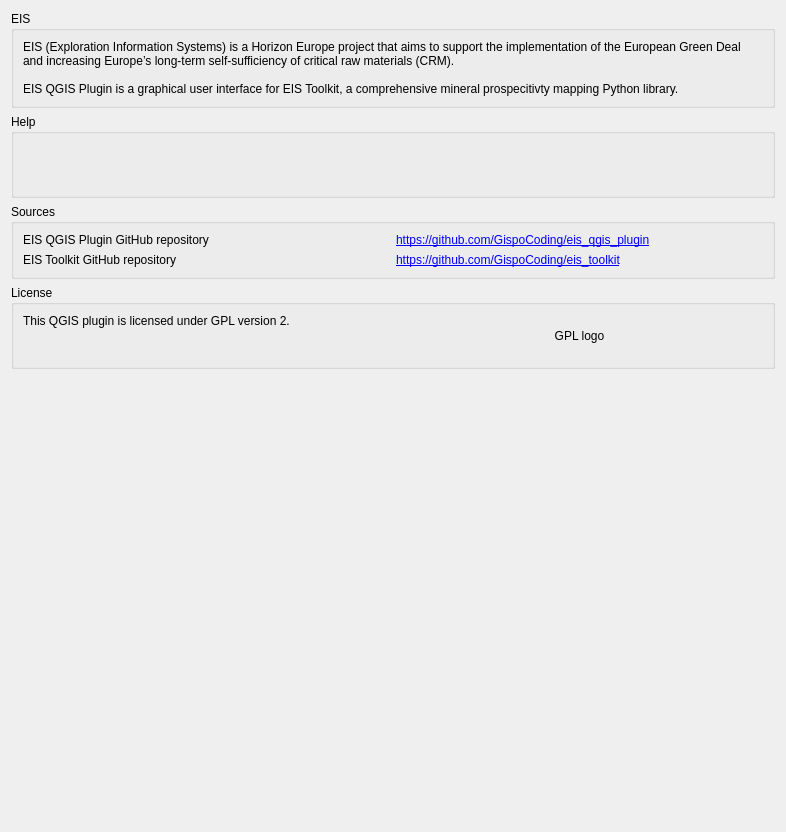
Old version of the form eis_qgis_plugin/resources/ui/wizard_about.ui in the repository GispoCoding/eis_qgis_plugin.
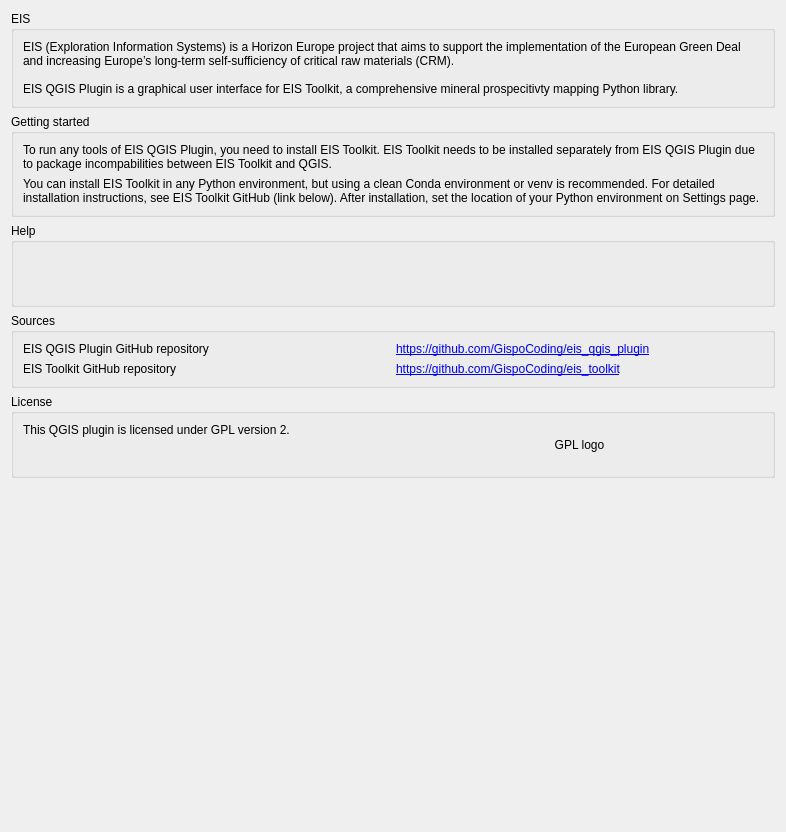
New version of the form.

What changed in the file:
```diff
--- a/eis_qgis_plugin/resources/ui/wizard_about.ui
+++ b/eis_qgis_plugin/resources/ui/wizard_about.ui
@@ -47,6 +47,35 @@
      </layout>
     </widget>
    </item>
+   <item>
+    <widget class="QGroupBox" name="groupBox_5">
+     <property name="title">
+      <string>Getting started</string>
+     </property>
+     <layout class="QVBoxLayout" name="verticalLayout_4">
+      <item>
+       <widget class="QLabel" name="label_5">
+        <property name="text">
+         <string>To run any tools of EIS QGIS Plugin, you need to install EIS Toolkit. EIS Toolkit needs to be installed separately from EIS QGIS Plugin due to package incompabilities between EIS Toolkit and QGIS.</string>
+        </property>
+        <property name="wordWrap">
+         <bool>true</bool>
+        </property>
+       </widget>
+      </item>
+      <item>
+       <widget class="QLabel" name="label_6">
+        <property name="text">
+         <string>You can install EIS Toolkit in any Python environment, but using a clean Conda environment or venv is recommended. For detailed installation instructions, see EIS Toolkit GitHub (link below). After installation, set the location of your Python environment on Settings page.</string>
+        </property>
+        <property name="wordWrap">
+         <bool>true</bool>
+        </property>
+       </widget>
+      </item>
+     </layout>
+    </widget>
+   </item>
    <item>
     <widget class="QGroupBox" name="groupBox_4">
      <property name="sizePolicy">
```
Left out of the diff: 28 changed lines with no effect on the pictures.
